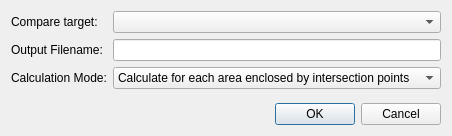
Above: libs/geodata/riversurvey/private/geodatariversurvey_calcareaconditiondialog.ui from i-RIC/prepost-gui before the change. Below: the same form after it.
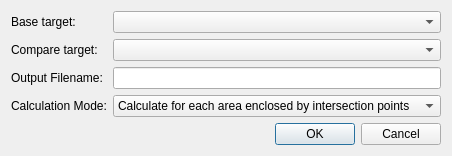
That is the form after the change. Custom widgets are drawn as their Qt base class.

Commit message: Enhance area calculation dialog with base and compare target selection

Patch:
```diff
--- a/libs/geodata/riversurvey/private/geodatariversurvey_calcareaconditiondialog.ui
+++ b/libs/geodata/riversurvey/private/geodatariversurvey_calcareaconditiondialog.ui
@@ -7,7 +7,7 @@
     <x>0</x>
     <y>0</y>
     <width>430</width>
-    <height>136</height>
+    <height>156</height>
    </rect>
   </property>
   <property name="windowTitle">
@@ -17,33 +17,43 @@
    <item>
     <layout class="QGridLayout" name="gridLayout">
      <item row="0" column="0">
+      <widget class="QLabel" name="baseTargetLabel">
+       <property name="text">
+        <string>Base target:</string>
+       </property>
+      </widget>
+     </item>
+     <item row="0" column="1">
+      <widget class="QComboBox" name="baseTargetComboBox"/>
+     </item>
+     <item row="1" column="0">
       <widget class="QLabel" name="compareTargetLabel">
        <property name="text">
         <string>Compare target:</string>
        </property>
       </widget>
      </item>
-     <item row="0" column="1">
+     <item row="1" column="1">
       <widget class="QComboBox" name="compareTargetComboBox"/>
      </item>
-     <item row="1" column="0">
+     <item row="2" column="0">
       <widget class="QLabel" name="filenameLabel">
        <property name="text">
         <string>Output Filename:</string>
        </property>
       </widget>
      </item>
-     <item row="1" column="1">
+     <item row="2" column="1">
       <widget class="FilenameEditWidget" name="filenameEdit"/>
      </item>
-     <item row="2" column="0">
+     <item row="3" column="0">
       <widget class="QLabel" name="modeLabel">
        <property name="text">
         <string>Calculation Mode:</string>
        </property>
       </widget>
      </item>
-     <item row="2" column="1">
+     <item row="3" column="1">
       <widget class="QComboBox" name="modeComboBox">
        <item>
         <property name="text">
```
The commit also changes 4 other files.
